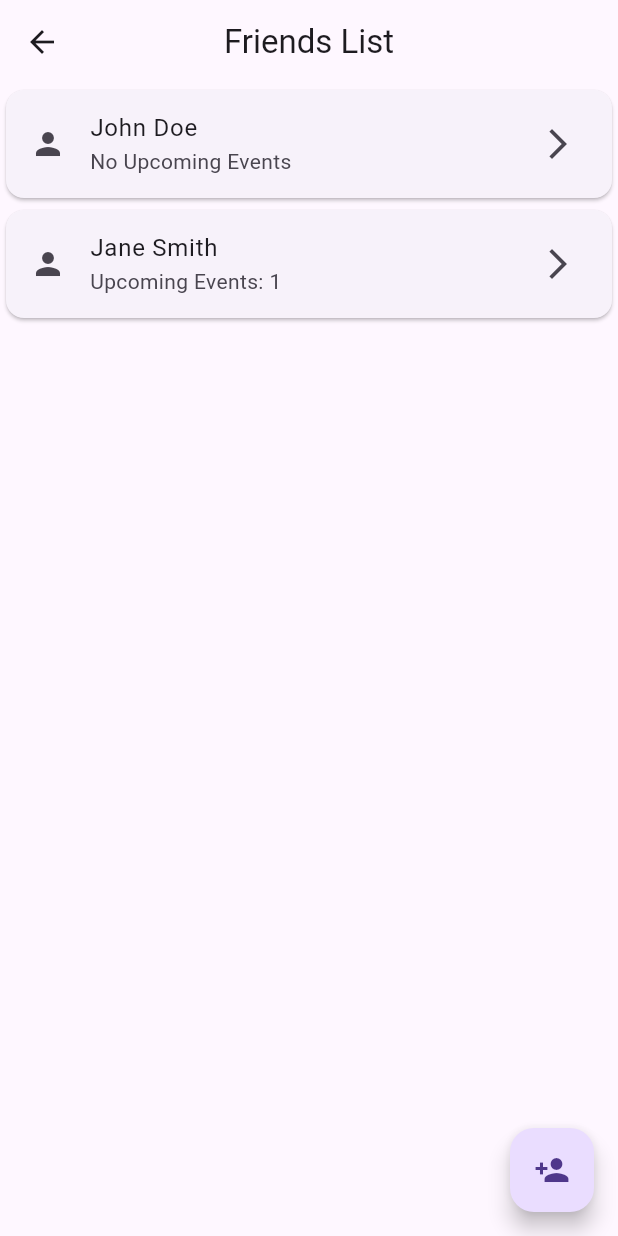
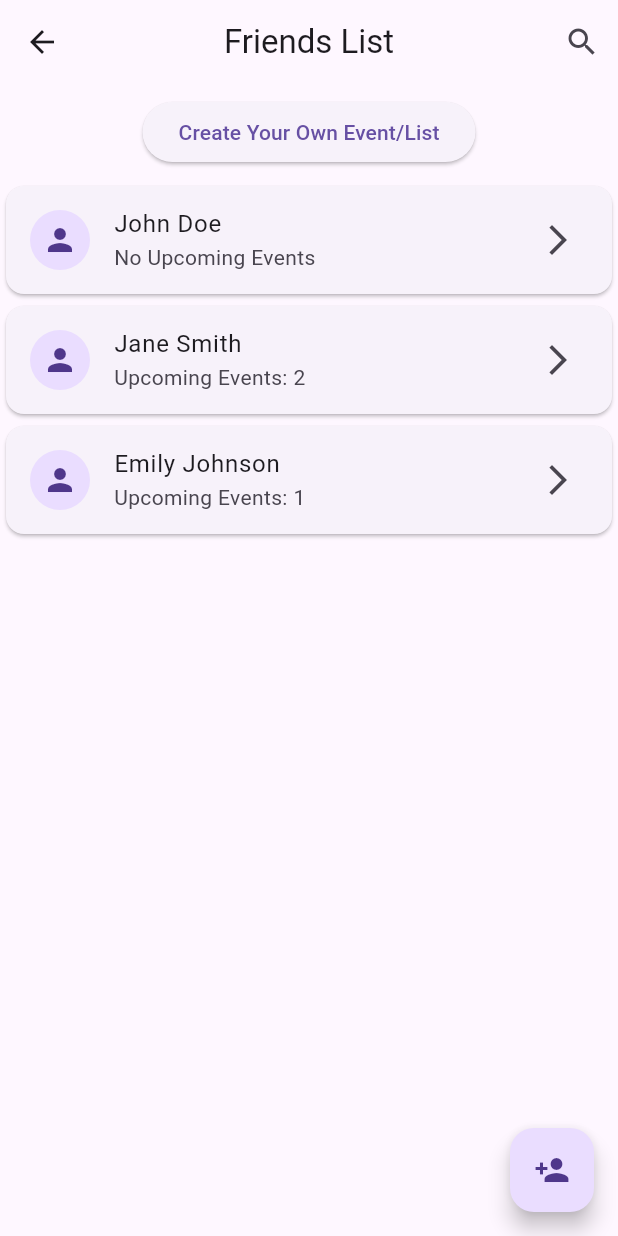
Before and after one commit to AdhamHaythem/hediaty_project, a Flutter app: the FriendsListPage screen opened by its route, on a phone screen of 412 x 824 dp. Run offline on Flutter 3.47's test engine with Material 3 defaults, Android fonts, the phone set to English and light mode, and no system bars; our stand-ins replace cloud_firestore, firebase_auth, firebase_core, firebase_database; accounts and stored records are empty.

```diff
--- a/lib/friends_list_page.dart
+++ b/lib/friends_list_page.dart
@@ -1,36 +1,93 @@
 import 'package:flutter/material.dart';
 
 class FriendsListPage extends StatelessWidget {
+  final List<Map<String, dynamic>> friends = [
+    {
+      'name': 'John Doe',
+      'profilePicture': Icons.person,
+      'events': 0,
+    },
+    {
+      'name': 'Jane Smith',
+      'profilePicture': Icons.person,
+      'events': 2,
+    },
+    {
+      'name': 'Emily Johnson',
+      'profilePicture': Icons.person,
+      'events': 1,
+    },
+  ];
+
   @override
   Widget build(BuildContext context) {
     return Scaffold(
       appBar: AppBar(
         title: Text('Friends List'),
         centerTitle: true,
+        actions: [
+          IconButton(
+            icon: Icon(Icons.search),
+            onPressed: () {
+              // Placeholder for search functionality
+            },
+          ),
+        ],
       ),
-      body: ListView(
+      body: Column(
         children: [
-          Card(
-            child: ListTile(
-              leading: Icon(Icons.person),
-              title: Text('John Doe'),
-              subtitle: Text('No Upcoming Events'),
-              trailing: Icon(Icons.arrow_forward_ios),
+          // Button to Create a New Event or Gift List
+          Padding(
+            padding: const EdgeInsets.all(8.0),
+            child: ElevatedButton(
+              onPressed: () {
+                // Placeholder for create event/list functionality
+              },
+              child: Text('Create Your Own Event/List'),
             ),
           ),
-          Card(
-            child: ListTile(
-              leading: Icon(Icons.person),
-              title: Text('Jane Smith'),
-              subtitle: Text('Upcoming Events: 1'),
-              trailing: Icon(Icons.arrow_forward_ios),
+          // Friends List
+          Expanded(
+            child: ListView.builder(
+              itemCount: friends.length,
+              itemBuilder: (context, index) {
+                final friend = friends[index];
+                return Card(
+                  child: ListTile(
+                    leading: CircleAvatar(
+                      child: Icon(friend['profilePicture']),
+                    ),
+                    title: Text(friend['name']),
+                    subtitle: Text(
+                      friend['events'] > 0
+                          ? 'Upcoming Events: ${friend['events']}'
+                          : 'No Upcoming Events',
+                    ),
+                    trailing: Icon(Icons.arrow_forward_ios),
+                    onTap: () {
+                      // Navigate to friend's gift list
+                      Navigator.push(
+                        context,
+                        MaterialPageRoute(
+                          builder: (context) =>
+                              Placeholder(), // Replace with friend's gift list page
+                        ),
+                      );
+                    },
+                  ),
+                );
+              },
             ),
           ),
         ],
       ),
+      // Floating Action Button for Adding Friends
       floatingActionButton: FloatingActionButton(
-        onPressed: () {},
+        onPressed: () {
+          // Placeholder for add friends functionality
+        },
         child: Icon(Icons.person_add),
+        tooltip: 'Add Friends',
       ),
     );
   }
--- a/lib/main.dart
+++ b/lib/main.dart
@@ -23,7 +23,7 @@ class HedieatyApp extends StatelessWidget {
       theme: ThemeData(
         primarySwatch: Colors.blue,
       ),
-      home: SigninPage(), // Default entry point
+      home: SigninPage(),
       routes: {
         '/signup': (context) => SignupPage(),
         '/friends': (context) => FriendsListPage(),
--- /dev/null
+++ b/lib/models/user_model.dart
@@ -0,0 +1,41 @@
+class UserModel {
+  final String uid;
+  final String email;
+  final String username;
+  final List<String> gifts;
+  final List<String> events;
+  final List<String> friends;
+
+  UserModel({
+    required this.uid,
+    required this.email,
+    required this.username,
+    this.gifts = const [],
+    this.events = const [],
+    this.friends = const [],
+  });
+
+  // Convert to Map for Firestore
+  Map<String, dynamic> toMap() {
+    return {
+      'uid': uid,
+      'email': email,
+      'username': username,
+      'gifts': gifts,
+      'events': events,
+      'friends': friends,
+    };
+  }
+
+  // Create from Firestore Map
+  factory UserModel.fromMap(Map<String, dynamic> map) {
+    return UserModel(
+      uid: map['uid'] ?? '',
+      email: map['email'] ?? '',
+      username: map['username'] ?? '',
+      gifts: List<String>.from(map['gifts'] ?? []),
+      events: List<String>.from(map['events'] ?? []),
+      friends: List<String>.from(map['friends'] ?? []),
+    );
+  }
+}
```
Also changed, not shown: lib/AuthenticationVM.dart (deleted, +0 -39 lines), lib/controllers/user_controller.dart (added, +73 -0 lines), lib/controllers/users.dart (deleted, +0 -16 lines), lib/models/users.dart (deleted, +0 -33 lines), lib/signin.dart (+14 -13 lines), lib/signup.dart (+25 -17 lines), lib/users_services.dart (deleted, +0 -28 lines).
